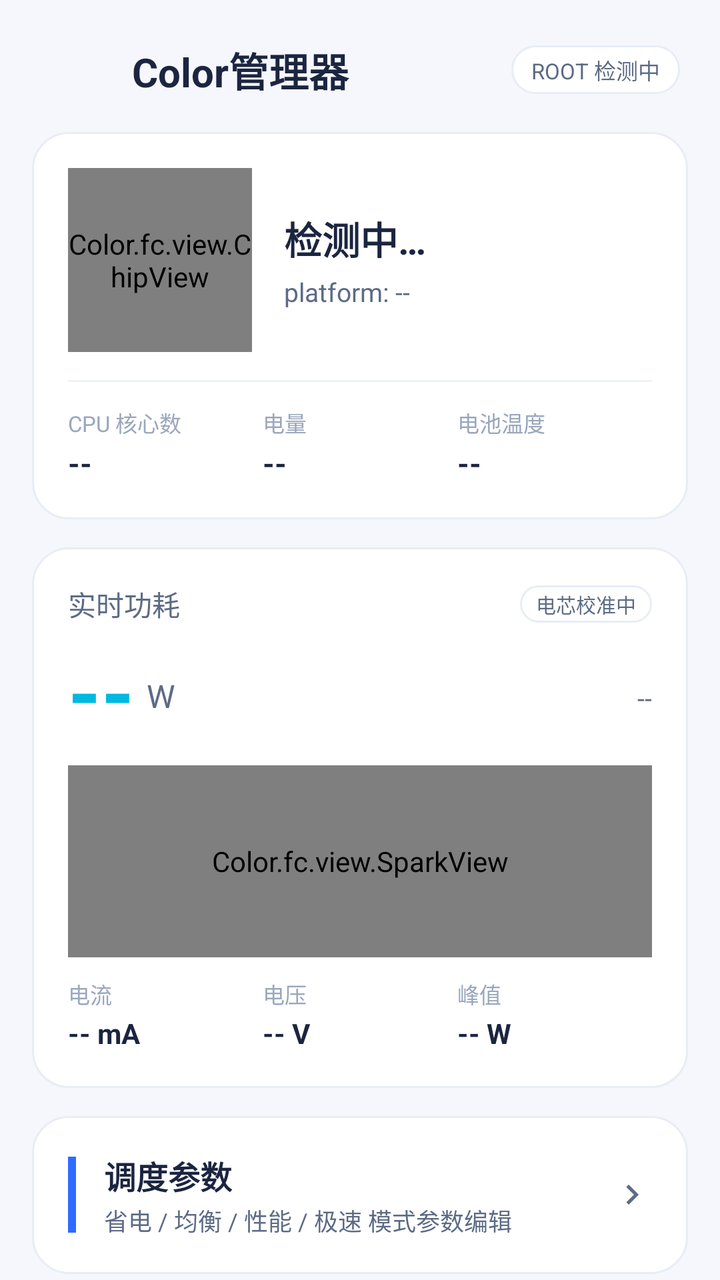
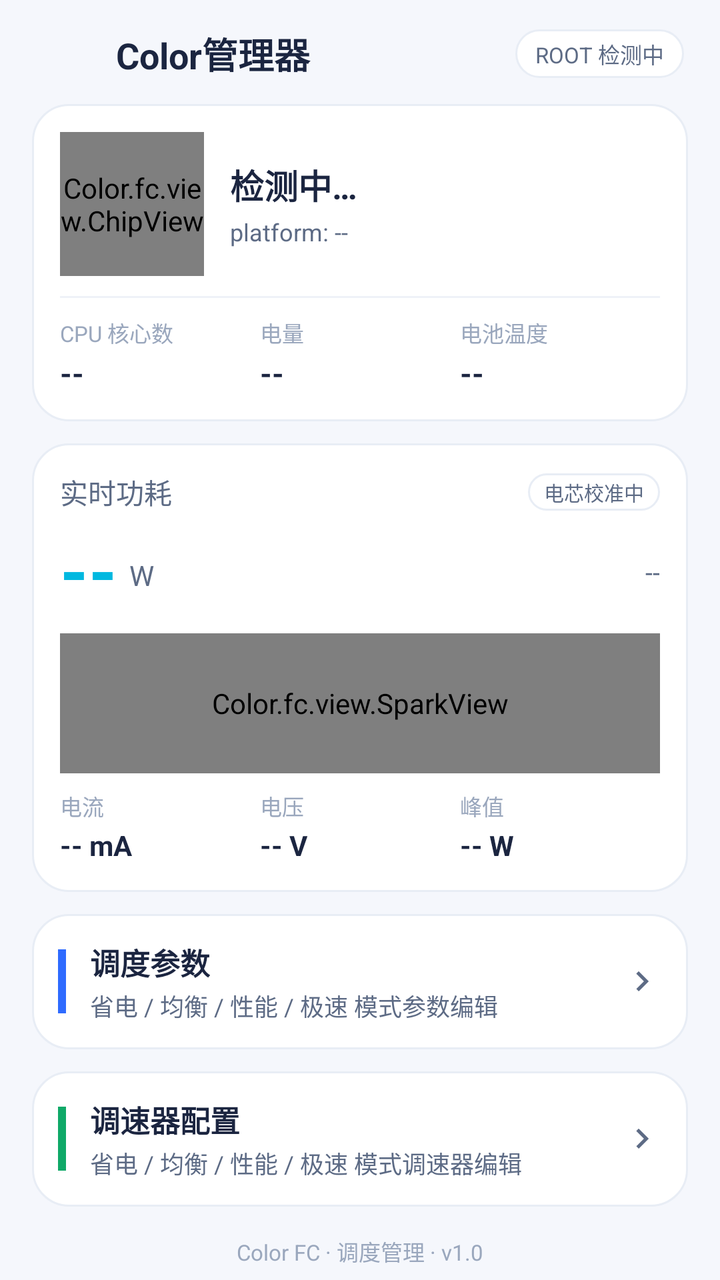

Screens rendered from an Android XML layout before and after an edit, with the pre-edit source and the edit as a unified diff.
<!-- AndroidManifest.xml: application theme AppTheme -->
<!-- res/layout/activity_main.xml -->
<?xml version="1.0" encoding="utf-8"?>
<LinearLayout xmlns:android="http://schemas.android.com/apk/res/android"
    android:layout_width="match_parent"
    android:layout_height="match_parent"
    android:orientation="vertical">

    
    <LinearLayout
        android:layout_width="match_parent"
        android:layout_height="wrap_content"
        android:orientation="horizontal"
        android:gravity="center_vertical"
        android:paddingStart="20dp"
        android:paddingEnd="20dp"
        android:paddingTop="18dp"
        android:paddingBottom="14dp">

        <ImageView
            android:layout_width="34dp"
            android:layout_height="34dp"
            android:src="@mipmap/ic_launcher"
            android:contentDescription="@string/app_name" />

        <TextView
            android:layout_width="0dp"
            android:layout_height="wrap_content"
            android:layout_weight="1"
            android:layout_marginStart="12dp"
            android:text="@string/app_name"
            android:textColor="@color/textPrimary"
            android:textSize="20sp"
            android:textStyle="bold" />

        <TextView
            android:id="@+id/rootBadge"
            android:layout_width="wrap_content"
            android:layout_height="wrap_content"
            android:background="@drawable/bg_tab"
            android:paddingStart="10dp"
            android:paddingEnd="10dp"
            android:paddingTop="4dp"
            android:paddingBottom="4dp"
            android:text="ROOT 检测中"
            android:textColor="@color/textSecondary"
            android:textSize="11sp" />
    </LinearLayout>

    <ScrollView
        android:layout_width="match_parent"
        android:layout_height="0dp"
        android:layout_weight="1"
        android:scrollbars="none"
        android:fillViewport="true">

        <LinearLayout
            android:layout_width="match_parent"
            android:layout_height="wrap_content"
            android:orientation="vertical"
            android:paddingStart="16dp"
            android:paddingEnd="16dp"
            android:paddingBottom="24dp">

            
            <LinearLayout
                android:id="@+id/socCard"
                android:layout_width="match_parent"
                android:layout_height="wrap_content"
                android:orientation="vertical"
                android:background="@drawable/bg_card"
                android:padding="18dp">

                <LinearLayout
                    android:layout_width="match_parent"
                    android:layout_height="wrap_content"
                    android:orientation="horizontal"
                    android:gravity="center_vertical">

                    <Color.fc.view.ChipView
                        android:id="@+id/chipView"
                        android:layout_width="92dp"
                        android:layout_height="92dp" />

                    <LinearLayout
                        android:layout_width="0dp"
                        android:layout_height="wrap_content"
                        android:layout_weight="1"
                        android:layout_marginStart="16dp"
                        android:orientation="vertical">

                        <TextView
                            android:id="@+id/socMarketing"
                            android:layout_width="wrap_content"
                            android:layout_height="wrap_content"
                            android:text="检测中…"
                            android:textColor="@color/textPrimary"
                            android:textSize="19sp"
                            android:textStyle="bold" />

                        <TextView
                            android:id="@+id/socPlatform"
                            android:layout_width="wrap_content"
                            android:layout_height="wrap_content"
                            android:layout_marginTop="4dp"
                            android:text="platform: --"
                            android:textColor="@color/textSecondary"
                            android:textSize="13sp" />
                    </LinearLayout>
                </LinearLayout>

                <LinearLayout
                    android:layout_width="match_parent"
                    android:layout_height="1dp"
                    android:layout_marginTop="14dp"
                    android:layout_marginBottom="12dp"
                    android:background="@color/divider" />

                <LinearLayout
                    android:layout_width="match_parent"
                    android:layout_height="wrap_content"
                    android:orientation="horizontal">

                    <LinearLayout
                        android:layout_width="0dp"
                        android:layout_height="wrap_content"
                        android:layout_weight="1"
                        android:orientation="vertical">

                        <TextView
                            android:layout_width="wrap_content"
                            android:layout_height="wrap_content"
                            android:text="CPU 核心数"
                            android:textColor="@color/textDim"
                            android:textSize="11sp" />

                        <TextView
                            android:id="@+id/cpuCount"
                            android:layout_width="wrap_content"
                            android:layout_height="wrap_content"
                            android:layout_marginTop="2dp"
                            android:text="--"
                            android:textColor="@color/textPrimary"
                            android:textSize="15sp"
                            android:textStyle="bold" />
                    </LinearLayout>

                    <LinearLayout
                        android:layout_width="0dp"
                        android:layout_height="wrap_content"
                        android:layout_weight="1"
                        android:orientation="vertical">

                        <TextView
                            android:layout_width="wrap_content"
                            android:layout_height="wrap_content"
                            android:text="电量"
                            android:textColor="@color/textDim"
                            android:textSize="11sp" />

                        <TextView
                            android:id="@+id/batteryLevel"
                            android:layout_width="wrap_content"
                            android:layout_height="wrap_content"
                            android:layout_marginTop="2dp"
                            android:text="--"
                            android:textColor="@color/textPrimary"
                            android:textSize="15sp"
                            android:textStyle="bold" />
                    </LinearLayout>

                    <LinearLayout
                        android:layout_width="0dp"
                        android:layout_height="wrap_content"
                        android:layout_weight="1"
                        android:orientation="vertical">

                        <TextView
                            android:layout_width="wrap_content"
                            android:layout_height="wrap_content"
                            android:text="电池温度"
                            android:textColor="@color/textDim"
                            android:textSize="11sp" />

                        <TextView
                            android:id="@+id/batteryTemp"
                            android:layout_width="wrap_content"
                            android:layout_height="wrap_content"
                            android:layout_marginTop="2dp"
                            android:text="--"
                            android:textColor="@color/textPrimary"
                            android:textSize="15sp"
                            android:textStyle="bold" />
                    </LinearLayout>
                </LinearLayout>
            </LinearLayout>

            
            <LinearLayout
                android:layout_width="match_parent"
                android:layout_height="wrap_content"
                android:layout_marginTop="14dp"
                android:orientation="vertical"
                android:background="@drawable/bg_card"
                android:padding="18dp">

                <LinearLayout
                    android:layout_width="match_parent"
                    android:layout_height="wrap_content"
                    android:orientation="horizontal"
                    android:gravity="center_vertical">

                    <TextView
                        android:layout_width="0dp"
                        android:layout_height="wrap_content"
                        android:layout_weight="1"
                        android:text="实时功耗"
                        android:textColor="@color/textSecondary"
                        android:textSize="14sp" />

                    <TextView
                        android:id="@+id/cellBadge"
                        android:layout_width="wrap_content"
                        android:layout_height="wrap_content"
                        android:background="@drawable/bg_tab"
                        android:paddingStart="8dp"
                        android:paddingEnd="8dp"
                        android:paddingTop="2dp"
                        android:paddingBottom="2dp"
                        android:text="电芯校准中"
                        android:textColor="@color/textSecondary"
                        android:textSize="10sp" />
                </LinearLayout>

                <LinearLayout
                    android:layout_width="match_parent"
                    android:layout_height="wrap_content"
                    android:orientation="horizontal"
                    android:layout_marginTop="6dp"
                    android:gravity="center_vertical|bottom">

                    <TextView
                        android:id="@+id/powerValue"
                        android:layout_width="wrap_content"
                        android:layout_height="wrap_content"
                        android:text="--"
                        android:textColor="@color/accent"
                        android:textSize="42sp"
                        android:textStyle="bold" />

                    <TextView
                        android:layout_width="wrap_content"
                        android:layout_height="wrap_content"
                        android:layout_marginStart="6dp"
                        android:layout_marginBottom="8dp"
                        android:text="W"
                        android:textColor="@color/textSecondary"
                        android:textSize="16sp" />

                    <View
                        android:layout_width="0dp"
                        android:layout_height="1dp"
                        android:layout_weight="1" />

                    <TextView
                        android:id="@+id/powerStatus"
                        android:layout_width="wrap_content"
                        android:layout_height="wrap_content"
                        android:layout_marginBottom="8dp"
                        android:text="--"
                        android:textColor="@color/textSecondary"
                        android:textSize="13sp" />
                </LinearLayout>

                <Color.fc.view.SparkView
                    android:id="@+id/sparkView"
                    android:layout_width="match_parent"
                    android:layout_height="96dp"
                    android:layout_marginTop="8dp" />

                <LinearLayout
                    android:layout_width="match_parent"
                    android:layout_height="wrap_content"
                    android:orientation="horizontal"
                    android:layout_marginTop="10dp">

                    <LinearLayout
                        android:layout_width="0dp"
                        android:layout_height="wrap_content"
                        android:layout_weight="1"
                        android:orientation="vertical">

                        <TextView
                            android:layout_width="wrap_content"
                            android:layout_height="wrap_content"
                            android:text="电流"
                            android:textColor="@color/textDim"
                            android:textSize="11sp" />

                        <TextView
                            android:id="@+id/currentValue"
                            android:layout_width="wrap_content"
                            android:layout_height="wrap_content"
                            android:layout_marginTop="2dp"
                            android:text="-- mA"
                            android:textColor="@color/textPrimary"
                            android:textSize="14sp"
                            android:textStyle="bold" />
                    </LinearLayout>

                    <LinearLayout
                        android:layout_width="0dp"
                        android:layout_height="wrap_content"
                        android:layout_weight="1"
                        android:orientation="vertical">

                        <TextView
                            android:layout_width="wrap_content"
                            android:layout_height="wrap_content"
                            android:text="电压"
                            android:textColor="@color/textDim"
                            android:textSize="11sp" />

                        <TextView
                            android:id="@+id/voltageValue"
                            android:layout_width="wrap_content"
                            android:layout_height="wrap_content"
                            android:layout_marginTop="2dp"
                            android:text="-- V"
                            android:textColor="@color/textPrimary"
                            android:textSize="14sp"
                            android:textStyle="bold" />
                    </LinearLayout>

                    <LinearLayout
                        android:layout_width="0dp"
                        android:layout_height="wrap_content"
                        android:layout_weight="1"
                        android:orientation="vertical">

                        <TextView
                            android:layout_width="wrap_content"
                            android:layout_height="wrap_content"
                            android:text="峰值"
                            android:textColor="@color/textDim"
                            android:textSize="11sp" />

                        <TextView
                            android:id="@+id/peakValue"
                            android:layout_width="wrap_content"
                            android:layout_height="wrap_content"
                            android:layout_marginTop="2dp"
                            android:text="-- W"
                            android:textColor="@color/textPrimary"
                            android:textSize="14sp"
                            android:textStyle="bold" />
                    </LinearLayout>
                </LinearLayout>
            </LinearLayout>

            
            <LinearLayout
                android:id="@+id/menuSchedule"
                android:layout_width="match_parent"
                android:layout_height="wrap_content"
                android:layout_marginTop="14dp"
                android:orientation="horizontal"
                android:gravity="center_vertical"
                android:background="@drawable/bg_card"
                android:padding="18dp">

                <View
                    android:layout_width="4dp"
                    android:layout_height="38dp"
                    android:background="@color/blue" />

                <LinearLayout
                    android:layout_width="0dp"
                    android:layout_height="wrap_content"
                    android:layout_weight="1"
                    android:layout_marginStart="14dp"
                    android:orientation="vertical">

                    <TextView
                        android:layout_width="wrap_content"
                        android:layout_height="wrap_content"
                        android:text="调度参数"
                        android:textColor="@color/textPrimary"
                        android:textSize="16sp"
                        android:textStyle="bold" />

                    <TextView
                        android:layout_width="wrap_content"
                        android:layout_height="wrap_content"
                        android:layout_marginTop="2dp"
                        android:text="省电 / 均衡 / 性能 / 极速 模式参数编辑"
                        android:textColor="@color/textSecondary"
                        android:textSize="12sp" />
                </LinearLayout>

                <ImageView
                    android:layout_width="20dp"
                    android:layout_height="20dp"
                    android:src="@drawable/ic_arrow_right"
                    android:contentDescription="调度参数" />
            </LinearLayout>

            <LinearLayout
                android:id="@+id/menuGovernor"
                android:layout_width="match_parent"
                android:layout_height="wrap_content"
                android:layout_marginTop="14dp"
                android:orientation="horizontal"
                android:gravity="center_vertical"
                android:background="@drawable/bg_card"
                android:padding="18dp">

                <View
                    android:layout_width="4dp"
                    android:layout_height="38dp"
                    android:background="@color/green" />

                <LinearLayout
                    android:layout_width="0dp"
                    android:layout_height="wrap_content"
                    android:layout_weight="1"
                    android:layout_marginStart="14dp"
                    android:orientation="vertical">

                    <TextView
                        android:layout_width="wrap_content"
                        android:layout_height="wrap_content"
                        android:text="调速器配置"
                        android:textColor="@color/textPrimary"
                        android:textSize="16sp"
                        android:textStyle="bold" />

                    <TextView
                        android:layout_width="wrap_content"
                        android:layout_height="wrap_content"
                        android:layout_marginTop="2dp"
                        android:text="省电 / 均衡 / 性能 / 极速 模式调速器编辑"
                        android:textColor="@color/textSecondary"
                        android:textSize="12sp" />
                </LinearLayout>

                <ImageView
                    android:layout_width="20dp"
                    android:layout_height="20dp"
                    android:src="@drawable/ic_arrow_right"
                    android:contentDescription="调速器配置" />
            </LinearLayout>

            <TextView
                android:layout_width="match_parent"
                android:layout_height="wrap_content"
                android:layout_marginTop="20dp"
                android:gravity="center"
                android:text="Color FC · 调度管理 · v1.0"
                android:textColor="@color/textDim"
                android:textSize="11sp" />
        </LinearLayout>
    </ScrollView>
</LinearLayout>
<!-- resources referenced by this layout -->
<resources>
  <color name="accent">#00B8E0</color>
  <color name="blue">#2F6BFF</color>
  <color name="divider">#EFF2F8</color>
  <color name="green">#0FA968</color>
  <color name="textDim">#9AA7BD</color>
  <color name="textPrimary">#1B2540</color>
  <color name="textSecondary">#5D6B85</color>
  <!-- drawable bg_card (drawable) -->
  <?xml version="1.0" encoding="utf-8"?>
  <shape xmlns:android="http://schemas.android.com/apk/res/android">
      <solid android:color="@color/bgCard" />
      <corners android:radius="18dp" />
      <stroke android:width="1dp" android:color="@color/bgCardStroke" />
  </shape>
  <!-- drawable bg_tab (drawable) -->
  <?xml version="1.0" encoding="utf-8"?>
  <shape xmlns:android="http://schemas.android.com/apk/res/android">
      <solid android:color="@color/bgCard" />
      <corners android:radius="13dp" />
      <stroke android:width="1dp" android:color="@color/bgCardStroke" />
  </shape>
  <!-- drawable ic_arrow_right (drawable) -->
  <?xml version="1.0" encoding="utf-8"?>
  <vector xmlns:android="http://schemas.android.com/apk/res/android"
      android:width="24dp" android:height="24dp"
      android:viewportWidth="24" android:viewportHeight="24">
      <path android:fillColor="#5D6B85"
          android:pathData="M8.59,16.59L13.17,12 8.59,7.41 10,6l6,6 -6,6z" />
  </vector>
  <!-- mipmap ic_launcher (mipmap-anydpi-v26) -->
  <?xml version="1.0" encoding="utf-8"?>
  <adaptive-icon xmlns:android="http://schemas.android.com/apk/res/android">
      <background android:drawable="@drawable/ic_launcher_bg" />
      <foreground android:drawable="@drawable/ic_launcher_fg" />
  </adaptive-icon>
  <string name="app_name">Color管理器</string>
  <style name="AppTheme" parent="android:Theme.Material.Light.NoActionBar">
          <item name="android:windowBackground">@color/bg</item>
          <item name="android:colorPrimary">@color/accent</item>
          <item name="android:colorAccent">@color/accent</item>
          <item name="android:statusBarColor">@color/bg</item>
          <item name="android:navigationBarColor">@color/bg</item>
          <item name="android:windowLightStatusBar">true</item>
          <item name="android:colorControlActivated">@color/accent</item>
          <item name="android:colorControlNormal">@color/textDim</item>
      </style>
  <color name="bgCard">#FFFFFF</color>
  <color name="bgCardStroke">#E8EDF5</color>
  <!-- drawable ic_launcher_bg (drawable) -->
  <?xml version="1.0" encoding="utf-8"?>
  <shape xmlns:android="http://schemas.android.com/apk/res/android">
      <solid android:color="#0B0F14" />
  </shape>
  <!-- drawable ic_launcher_fg (drawable) -->
  <?xml version="1.0" encoding="utf-8"?>
  <vector xmlns:android="http://schemas.android.com/apk/res/android"
      android:width="108dp" android:height="108dp"
      android:viewportWidth="108" android:viewportHeight="108">
      
      <path android:fillColor="#22D3EE"
          android:pathData="M54,26 L74,32 L80,52 L74,72 L54,78 L34,72 L28,52 L34,32 Z" />
      <path android:fillColor="#6366F1"
          android:pathData="M54,26 L74,32 L54,38 L34,32 Z" />
      <path android:fillColor="#4F8DF5"
          android:pathData="M34,72 L54,78 L54,66 L36,64 Z" />
      <path android:fillColor="#1E8FB8"
          android:pathData="M74,72 L54,78 L54,66 L72,64 Z" />
      
      <path android:fillColor="#E8EEF5"
          android:pathData="M52,18h4v8h-4zM44,19h4v7h-4zM60,19h4v7h-4zM52,82h4v8h-4zM44,82h4v7h-4zM60,82h4v7h-4zM18,50h8v4h-8zM19,42h7v4h-7zM19,58h7v4h-7zM82,50h8v4h-8zM82,42h7v4h-7zM82,58h7v4h-7z" />
      
      <path android:fillColor="#0B0F14"
          android:pathData="M60.5,44.5l2.2,-3.8c-2.3,-1.6 -5.2,-2.3 -8.2,-1.8c-4.9,0.9 -8.5,5.2 -8.5,10.2c0,5 3.6,9.3 8.5,10.2c3,0.5 5.9,-0.2 8.2,-1.8l-2.2,-3.8c-1.4,1 -3.1,1.4 -4.9,1.1c-2.9,-0.5 -5,-3 -5,-5.9c0,-2.9 2.1,-5.4 5,-5.9C57.4,43.1 59.1,43.5 60.5,44.5z" />
  </vector>
  <color name="bg">#F5F7FC</color>
</resources>

<!-- the commit's change to res/layout/activity_main.xml (unified diff, before → after) -->
@@ -10,14 +10,14 @@
         android:layout_height="wrap_content"
         android:orientation="horizontal"
         android:gravity="center_vertical"
-        android:paddingStart="20dp"
-        android:paddingEnd="20dp"
-        android:paddingTop="18dp"
-        android:paddingBottom="14dp">
+        android:paddingStart="18dp"
+        android:paddingEnd="18dp"
+        android:paddingTop="12dp"
+        android:paddingBottom="10dp">
 
         <ImageView
-            android:layout_width="34dp"
-            android:layout_height="34dp"
+            android:layout_width="30dp"
+            android:layout_height="30dp"
             android:src="@mipmap/ic_launcher"
             android:contentDescription="@string/app_name" />
 
@@ -25,10 +25,10 @@
             android:layout_width="0dp"
             android:layout_height="wrap_content"
             android:layout_weight="1"
-            android:layout_marginStart="12dp"
+            android:layout_marginStart="10dp"
             android:text="@string/app_name"
             android:textColor="@color/textPrimary"
-            android:textSize="20sp"
+            android:textSize="18sp"
             android:textStyle="bold" />
 
         <TextView
@@ -67,7 +67,7 @@
                 android:layout_height="wrap_content"
                 android:orientation="vertical"
                 android:background="@drawable/bg_card"
-                android:padding="18dp">
+                android:padding="14dp">
 
                 <LinearLayout
                     android:layout_width="match_parent"
@@ -77,14 +77,14 @@
 
                     <Color.fc.view.ChipView
                         android:id="@+id/chipView"
-                        android:layout_width="92dp"
-                        android:layout_height="92dp" />
-
-                    <LinearLayout
-                        android:layout_width="0dp"
-                        android:layout_height="wrap_content"
-                        android:layout_weight="1"
-                        android:layout_marginStart="16dp"
+                        android:layout_width="72dp"
+                        android:layout_height="72dp" />
+
+                    <LinearLayout
+                        android:layout_width="0dp"
+                        android:layout_height="wrap_content"
+                        android:layout_weight="1"
+                        android:layout_marginStart="13dp"
                         android:orientation="vertical">
 
                         <TextView
@@ -93,25 +93,25 @@
                             android:layout_height="wrap_content"
                             android:text="检测中…"
                             android:textColor="@color/textPrimary"
-                            android:textSize="19sp"
+                            android:textSize="17sp"
                             android:textStyle="bold" />
 
                         <TextView
                             android:id="@+id/socPlatform"
                             android:layout_width="wrap_content"
                             android:layout_height="wrap_content"
-                            android:layout_marginTop="4dp"
+                            android:layout_marginTop="3dp"
                             android:text="platform: --"
                             android:textColor="@color/textSecondary"
-                            android:textSize="13sp" />
+                            android:textSize="12sp" />
                     </LinearLayout>
                 </LinearLayout>
 
                 <LinearLayout
                     android:layout_width="match_parent"
                     android:layout_height="1dp"
-                    android:layout_marginTop="14dp"
-                    android:layout_marginBottom="12dp"
+                    android:layout_marginTop="10dp"
+                    android:layout_marginBottom="9dp"
                     android:background="@color/divider" />
 
                 <LinearLayout
@@ -197,10 +197,10 @@
             <LinearLayout
                 android:layout_width="match_parent"
                 android:layout_height="wrap_content"
-                android:layout_marginTop="14dp"
+                android:layout_marginTop="11dp"
                 android:orientation="vertical"
                 android:background="@drawable/bg_card"
-                android:padding="18dp">
+                android:padding="14dp">
 
                 <LinearLayout
                     android:layout_width="match_parent"
@@ -243,17 +243,17 @@
                         android:layout_height="wrap_content"
                         android:text="--"
                         android:textColor="@color/accent"
-                        android:textSize="42sp"
+                        android:textSize="36sp"
                         android:textStyle="bold" />
 
                     <TextView
                         android:layout_width="wrap_content"
                         android:layout_height="wrap_content"
                         android:layout_marginStart="6dp"
-                        android:layout_marginBottom="8dp"
+                        android:layout_marginBottom="6dp"
                         android:text="W"
                         android:textColor="@color/textSecondary"
-                        android:textSize="16sp" />
+                        android:textSize="14sp" />
 
                     <View
                         android:layout_width="0dp"
@@ -273,14 +273,14 @@
                 <Color.fc.view.SparkView
                     android:id="@+id/sparkView"
                     android:layout_width="match_parent"
-                    android:layout_height="96dp"
-                    android:layout_marginTop="8dp" />
+                    android:layout_height="70dp"
+                    android:layout_marginTop="6dp" />
 
                 <LinearLayout
                     android:layout_width="match_parent"
                     android:layout_height="wrap_content"
                     android:orientation="horizontal"
-                    android:layout_marginTop="10dp">
+                    android:layout_marginTop="8dp">
 
                     <LinearLayout
                         android:layout_width="0dp"
@@ -361,22 +361,22 @@
                 android:id="@+id/menuSchedule"
                 android:layout_width="match_parent"
                 android:layout_height="wrap_content"
-                android:layout_marginTop="14dp"
+                android:layout_marginTop="11dp"
                 android:orientation="horizontal"
                 android:gravity="center_vertical"
                 android:background="@drawable/bg_card"
-                android:padding="18dp">
+                android:padding="13dp">
 
                 <View
                     android:layout_width="4dp"
-                    android:layout_height="38dp"
+                    android:layout_height="32dp"
                     android:background="@color/blue" />
 
                 <LinearLayout
                     android:layout_width="0dp"
                     android:layout_height="wrap_content"
                     android:layout_weight="1"
-                    android:layout_marginStart="14dp"
+                    android:layout_marginStart="12dp"
                     android:orientation="vertical">
 
                     <TextView
@@ -384,7 +384,7 @@
                         android:layout_height="wrap_content"
                         android:text="调度参数"
                         android:textColor="@color/textPrimary"
-                        android:textSize="16sp"
+                        android:textSize="15sp"
                         android:textStyle="bold" />
 
                     <TextView
@@ -407,22 +407,22 @@
                 android:id="@+id/menuGovernor"
                 android:layout_width="match_parent"
                 android:layout_height="wrap_content"
-                android:layout_marginTop="14dp"
+                android:layout_marginTop="11dp"
                 android:orientation="horizontal"
                 android:gravity="center_vertical"
                 android:background="@drawable/bg_card"
-                android:padding="18dp">
+                android:padding="13dp">
 
                 <View
                     android:layout_width="4dp"
-                    android:layout_height="38dp"
+                    android:layout_height="32dp"
                     android:background="@color/green" />
 
                 <LinearLayout
                     android:layout_width="0dp"
                     android:layout_height="wrap_content"
                     android:layout_weight="1"
-                    android:layout_marginStart="14dp"
+                    android:layout_marginStart="12dp"
                     android:orientation="vertical">
 
                     <TextView
@@ -430,7 +430,7 @@
                         android:layout_height="wrap_content"
                         android:text="调速器配置"
                         android:textColor="@color/textPrimary"
-                        android:textSize="16sp"
+                        android:textSize="15sp"
                         android:textStyle="bold" />
 
                     <TextView
@@ -452,7 +452,7 @@
             <TextView
                 android:layout_width="match_parent"
                 android:layout_height="wrap_content"
-                android:layout_marginTop="20dp"
+                android:layout_marginTop="14dp"
                 android:gravity="center"
                 android:text="Color FC · 调度管理 · v1.0"
                 android:textColor="@color/textDim"
